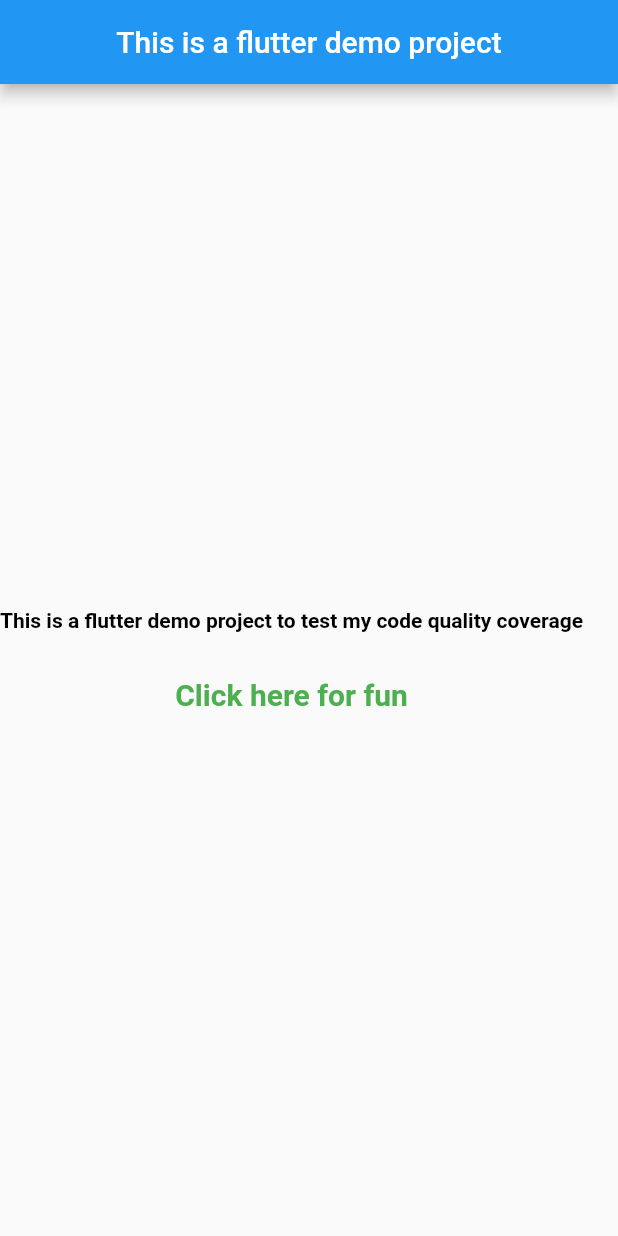
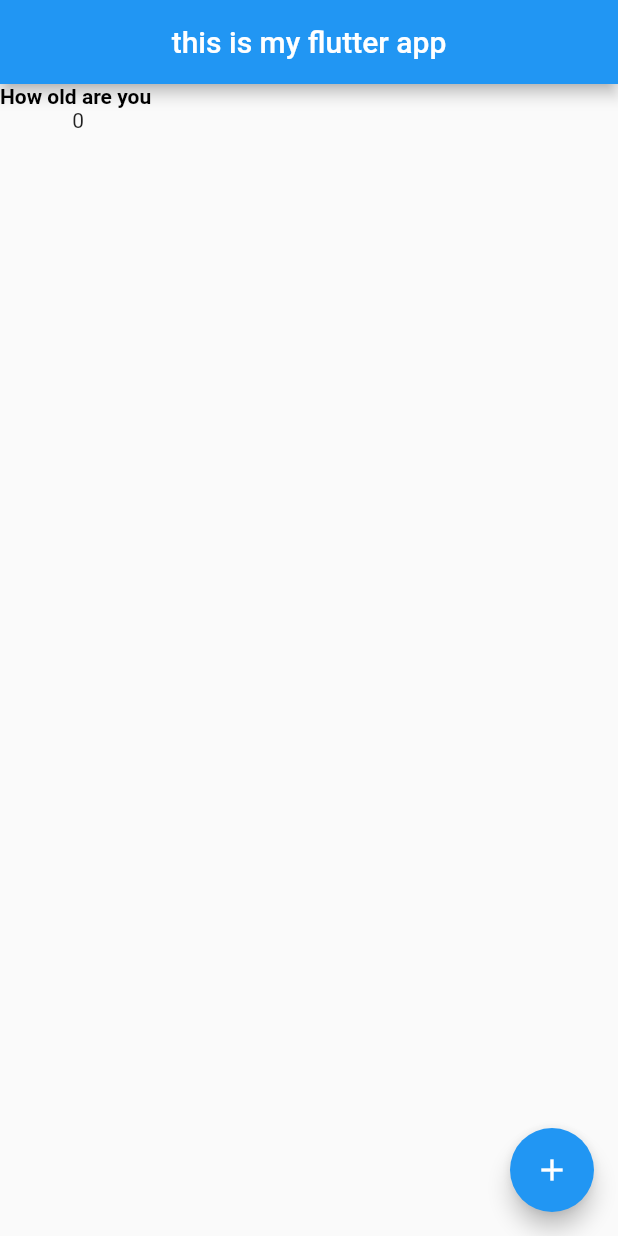
Before and after one commit to akintewe/flutter-demo-app, a Flutter app: the screen it shows after launch, on a phone screen of 412 x 824 dp. Run offline on Flutter 3.47's test engine with Material 2 defaults, Android fonts, the phone set to English and light mode, and no system bars.

Commit message:
new changes made

```diff
--- a/lib/home.dart
+++ b/lib/home.dart
@@ -1,42 +1,44 @@
 import 'package:flutter/material.dart';
+import 'package:flutter/src/widgets/container.dart';
+import 'package:flutter/src/widgets/framework.dart';
 
-class HomePage extends StatefulWidget {
-  const HomePage({super.key});
+class Homepage extends StatefulWidget {
+  final String title;
+  const Homepage({super.key, required this.title});
 
   @override
-  State<HomePage> createState() => _HomePageState();
+  State<Homepage> createState() => _HomepageState();
 }
 
-class _HomePageState extends State<HomePage> {
+class _HomepageState extends State<Homepage> {
+  int _counter = 0;
+
+  void _increaseCounter() {
+    setState(() {
+      _counter++;
+    });
+  }
+
   @override
   Widget build(BuildContext context) {
     return Scaffold(
       appBar: AppBar(
-        title: const Text('This is a flutter demo project'),
+        title: Text(widget.title),
         centerTitle: true,
       ),
+      floatingActionButton: FloatingActionButton(
+        onPressed: _increaseCounter,
+        tooltip: 'Increase',
+        child: const Icon(Icons.add),
+      ),
       body: Column(
-        mainAxisAlignment: MainAxisAlignment.center,
         children: [
-          RichText(
-            text: const TextSpan(
-                text:
-                    'This is a flutter demo project to test my code quality coverage',
-                style: TextStyle(
-                    color: Colors.black, fontWeight: FontWeight.bold)),
+          Text(
+            'How old are you ',
+            style: TextStyle(color: Colors.black, fontWeight: FontWeight.bold),
           ),
-          const SizedBox(
-            height: 30,
-          ),
-          InkWell(
-            onTap: () {},
-            child: const Text(
-              'Click here for fun',
-              style: TextStyle(
-                  color: Colors.green,
-                  fontWeight: FontWeight.bold,
-                  fontSize: 20),
-            ),
+          Text(
+            '$_counter',
           )
         ],
       ),
--- a/lib/main.dart
+++ b/lib/main.dart
@@ -26,8 +26,9 @@ class MyApp extends StatelessWidget {
           // is not restarted.
           primarySwatch: Colors.blue,
         ),
-      home: const HomePage(),
-    );
+        home: const Homepage(
+          title: 'this is my flutter app',
+        ));
   }
 }
 
@@ -65,21 +66,11 @@ class _MyHomePageState extends State<MyHomePage> {
 
   @override
   Widget build(BuildContext context) {
-    // This method is rerun every time setState is called, for instance as done
-    // by the _incrementCounter method above.
-    //
-    // The Flutter framework has been optimized to make rerunning build methods
-    // fast, so that you can just rebuild anything that needs updating rather
-    // than having to individually change instances of widgets.
     return Scaffold(
       appBar: AppBar(
-        // Here we take the value from the MyHomePage object that was created by
-        // the App.build method, and use it to set our appbar title.
         title: Text(widget.title),
       ),
       body: Center(
-        // Center is a layout widget. It takes a single child and positions it
-        // in the middle of the parent.
         child: Column(
           // Column is also a layout widget. It takes a list of children and
           // arranges them vertically. By default, it sizes itself to fit its
```
Lines whose indentation alone changed are shown as unchanged.
